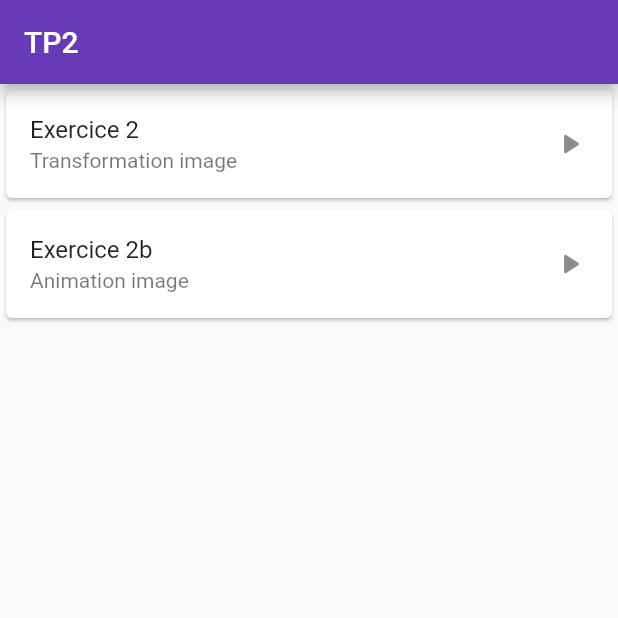
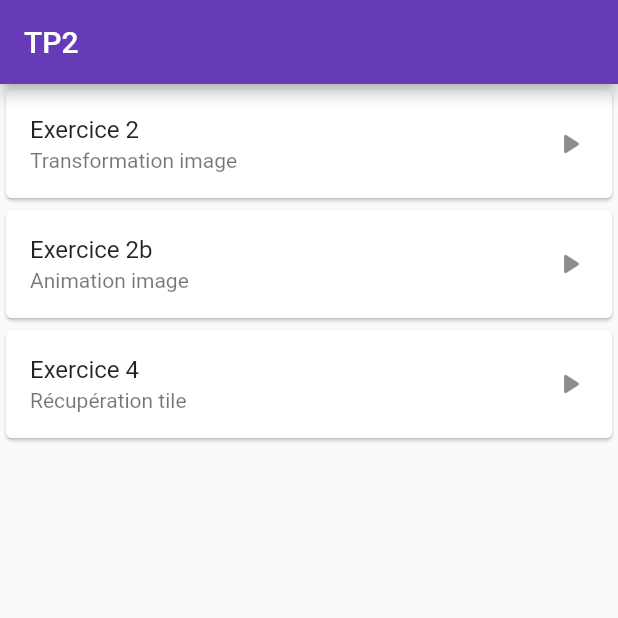
Before and after one commit to GingErwan/amse_taquin, a Flutter app: the screen it shows after launch, on a phone screen of 412 x 824 dp, the top half of it. Run offline on Flutter 3.47's test engine with Material 2 defaults, Android fonts, the phone set to English and light mode, and no system bars.

Commit message:
Ajout exercice 4

```diff
--- a/lib/main.dart
+++ b/lib/main.dart
@@ -1,6 +1,7 @@
 import 'package:flutter/material.dart';
 import 'package:amse_taquin/exercice2.dart';
 import 'package:amse_taquin/exercice2b.dart';
+import 'package:amse_taquin/exercice4.dart';
 
 void main() {
   runApp(MyApp());
@@ -48,12 +49,20 @@ class _MyHomePageState extends State<MyHomePage> {
             ),
           ),
           Card(child:
-          ListTile(
-            title: Text('Exercice 2b'),
-            subtitle: Text('Animation image'),
-            trailing: Icon(Icons.play_arrow_rounded),
-            onTap: () => Navigator.push(context, MaterialPageRoute(builder: (context) => Exercice2b_Page(title: "Animation image"))),
+            ListTile(
+              title: Text('Exercice 2b'),
+              subtitle: Text('Animation image'),
+              trailing: Icon(Icons.play_arrow_rounded),
+              onTap: () => Navigator.push(context, MaterialPageRoute(builder: (context) => Exercice2b_Page(title: "Animation image"))),
+            ),
           ),
+          Card(child:
+            ListTile(
+              title: Text('Exercice 4'),
+              subtitle: Text('Récupération tile'),
+              trailing: Icon(Icons.play_arrow_rounded),
+              onTap: () => Navigator.push(context, MaterialPageRoute(builder: (context) => Exercice4_Page(title: "Récupération tile"))),
+            ),
           ),
         ],
       )
```
Also changed, not shown: lib/exercice4.dart (added, +72 -0 lines).
